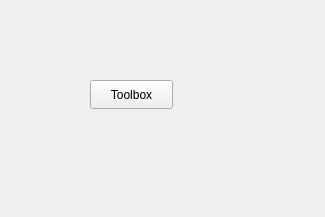
First picture: the form in toolboxarea.ui, repository NesrineGhannay/ImagEdit, before the edit.
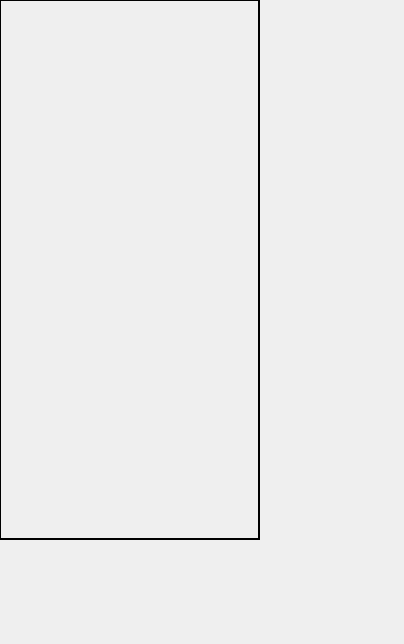
Second picture: the form after the edit.

```diff
--- a/toolboxarea.ui
+++ b/toolboxarea.ui
@@ -6,24 +6,34 @@
    <rect>
     <x>0</x>
     <y>0</y>
-    <width>325</width>
-    <height>217</height>
+    <width>404</width>
+    <height>644</height>
    </rect>
   </property>
   <property name="windowTitle">
    <string>Form</string>
   </property>
-  <widget class="QPushButton" name="pushButton">
+  <property name="styleSheet">
+   <string notr="true">
+</string>
+  </property>
+  <widget class="QFrame" name="frame">
    <property name="geometry">
     <rect>
-     <x>90</x>
-     <y>80</y>
-     <width>83</width>
-     <height>29</height>
+     <x>-1</x>
+     <y>-1</y>
+     <width>261</width>
+     <height>541</height>
     </rect>
    </property>
-   <property name="text">
-    <string>Toolbox</string>
+   <property name="styleSheet">
+    <string notr="true">border: 2px solid black;</string>
+   </property>
+   <property name="frameShape">
+    <enum>QFrame::StyledPanel</enum>
+   </property>
+   <property name="frameShadow">
+    <enum>QFrame::Raised</enum>
    </property>
   </widget>
  </widget>
```
